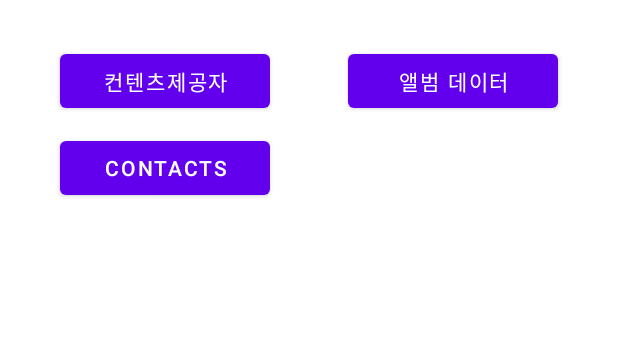
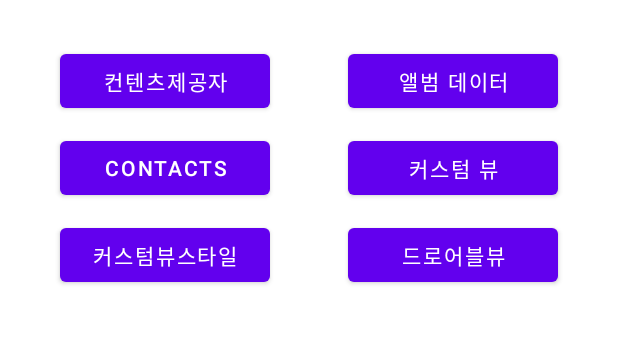
Before and after one commit to GotchaCoding/Study, an Android app: the SecondActivity screen opened directly, with no data from a screen before it, on a phone screen of 412 x 824 dp, the part 159-503 px from its top. Run offline under Robolectric (Android 15) with nearby library versions, the light colour scheme and no system bars.

Commit message:
ch12 드로어블 객체로 만들어 그리기

```diff
--- a/app/src/main/java/org/techtown/androidwithjava/SecondActivity.java
+++ b/app/src/main/java/org/techtown/androidwithjava/SecondActivity.java
@@ -10,6 +10,9 @@ import androidx.appcompat.app.AppCompatActivity;
 import org.techtown.androidwithjava.ch11_database.album.AlbumActivity;
 import org.techtown.androidwithjava.ch11_database.contacts.ContactsActivity;
 import org.techtown.androidwithjava.ch11_database.contentProvider.ContentProviderActivity;
+import org.techtown.androidwithjava.ch12_viewgraphic.CustomViewActivity;
+import org.techtown.androidwithjava.ch12_viewgraphic.CustomViewStyleActivity;
+import org.techtown.androidwithjava.ch12_viewgraphic.drawable.MyDrawableActivity;
 
 public class SecondActivity extends AppCompatActivity {
 
@@ -44,5 +47,32 @@ public class SecondActivity extends AppCompatActivity {
                 startActivity(i);
             }
         });
+
+        Button btn_custom = findViewById(R.id.btn_customView);
+        btn_custom.setOnClickListener(new View.OnClickListener() {
+            @Override
+            public void onClick(View v) {
+                Intent i = new Intent(SecondActivity.this, CustomViewActivity.class);
+                startActivity(i);
+            }
+        });
+
+        Button btn_customStyle = findViewById(R.id.btn_customStyle);
+        btn_customStyle.setOnClickListener(new View.OnClickListener() {
+            @Override
+            public void onClick(View v) {
+                Intent i = new Intent(SecondActivity.this, CustomViewStyleActivity.class);
+                startActivity(i);
+            }
+        });
+
+        Button btn_drawable = findViewById(R.id.btn_mydrawable);
+        btn_drawable.setOnClickListener(new View.OnClickListener() {
+            @Override
+            public void onClick(View v) {
+                Intent i = new Intent(SecondActivity.this, MyDrawableActivity.class);
+                startActivity(i);
+            }
+        });
     }
 }
--- a/app/src/main/java/org/techtown/androidwithjava/ch11_database/helper/DatabaseActivity2.java
+++ b/app/src/main/java/org/techtown/androidwithjava/ch11_database/helper/DatabaseActivity2.java
@@ -57,7 +57,7 @@ public class DatabaseActivity2 extends AppCompatActivity {
         btn_dataRead.setOnClickListener(new View.OnClickListener() {
             @Override
             public void onClick(View v) {
-                executeQuery();
+                executeQuery(tableName);
             }
         });
     }
@@ -108,10 +108,10 @@ public class DatabaseActivity2 extends AppCompatActivity {
         tv_scroll2.append(data + "\n");
     }
 
-    public void executeQuery() {
+    public void executeQuery(String tableName) {
         println("executeQuery 호출됨.");
 
-        Cursor cursor = database.rawQuery("select _id, name, age, mobile from emp", null);
+        Cursor cursor = database.rawQuery("select _id, name, age, mobile from "+ tableName, null);
         int recordCount = cursor.getCount();
         println("레코드 개수: " + recordCount);
 
--- a/app/src/main/res/layout/activity_second2.xml
+++ b/app/src/main/res/layout/activity_second2.xml
@@ -46,5 +46,35 @@
         app:layout_constraintStart_toStartOf="parent"
         app:layout_constraintTop_toBottomOf="@+id/btn_contentProvider" />
 
+    <Button
+        android:id="@+id/btn_customView"
+        android:layout_width="140dp"
+        android:layout_height="wrap_content"
+        android:layout_marginTop="10dp"
+        android:layout_marginEnd="40dp"
+        android:text="커스텀 뷰"
+        app:layout_constraintEnd_toEndOf="parent"
+        app:layout_constraintTop_toBottomOf="@+id/btn_album" />
+
+    <Button
+        android:id="@+id/btn_customStyle"
+        android:layout_width="140dp"
+        android:layout_height="wrap_content"
+        android:layout_marginStart="40dp"
+        android:layout_marginTop="10dp"
+        android:text="커스텀뷰스타일"
+        app:layout_constraintStart_toStartOf="parent"
+        app:layout_constraintTop_toBottomOf="@+id/btn_contacts" />
+
+    <Button
+        android:id="@+id/btn_mydrawable"
+        android:layout_width="140dp"
+        android:layout_height="wrap_content"
+        android:layout_marginTop="10dp"
+        android:layout_marginEnd="40dp"
+        android:text="드로어블뷰"
+        app:layout_constraintEnd_toEndOf="parent"
+        app:layout_constraintTop_toBottomOf="@+id/btn_customView" />
+
 
 </androidx.constraintlayout.widget.ConstraintLayout>
--- a/app/src/main/res/values/colors.xml
+++ b/app/src/main/res/values/colors.xml
@@ -7,4 +7,8 @@
     <color name="teal_700">#FF018786</color>
     <color name="black">#FF000000</color>
     <color name="white">#FFFFFFFF</color>
+
+    <color name="color011">#DAB031</color>
+    <color name="color02">#84D823</color>
+    <color name="color03">#8F4C4C</color>
 </resources>
```
Also changed, not shown: app/src/main/AndroidManifest.xml (+21 -1 lines), app/src/main/java/org/techtown/androidwithjava/ch12_viewgraphic/CustomView.java (added, +52 -0 lines), app/src/main/java/org/techtown/androidwithjava/ch12_viewgraphic/CustomViewActivity.java (added, +16 -0 lines), app/src/main/java/org/techtown/androidwithjava/ch12_viewgraphic/CustomViewStyle.java (added, +73 -0 lines), app/src/main/java/org/techtown/androidwithjava/ch12_viewgraphic/CustomViewStyleActivity.java (added, +16 -0 lines), app/src/main/java/org/techtown/androidwithjava/ch12_viewgraphic/drawable/CustomViewDrawable.java (added, +116 -0 lines), app/src/main/java/org/techtown/androidwithjava/ch12_viewgraphic/drawable/MyDrawableActivity.java (added, +16 -0 lines), app/src/main/res/layout/activity_custom_view.xml (added, +10 -0 lines), app/src/main/res/layout/activity_my_drawable.xml (added, +9 -0 lines).
